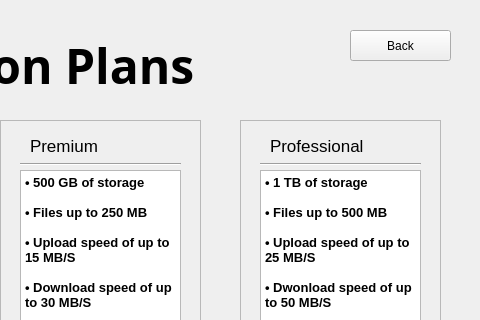
First picture: the form in Main/client/gui/ui/subscription.ui, repository SuperName3102/Final-Project, before the edit; both pictures show x 520 to 1000 and y 0 to 320 of the 1000 by 550 pixel window.
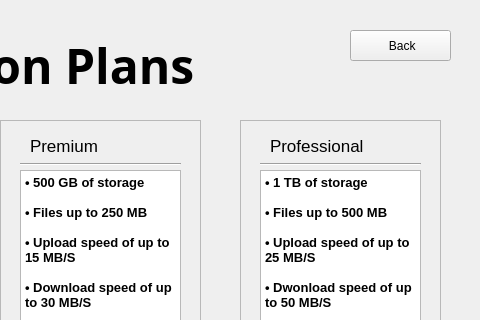
Second picture: the form after the edit.

```diff
--- a/Main/client/gui/ui/subscription.ui
+++ b/Main/client/gui/ui/subscription.ui
@@ -206,7 +206,7 @@
      <string notr="true"/>
     </property>
     <property name="text">
-     <string>Back</string>
+     <string> Back</string>
     </property>
     <property name="iconSize">
      <size>
```
